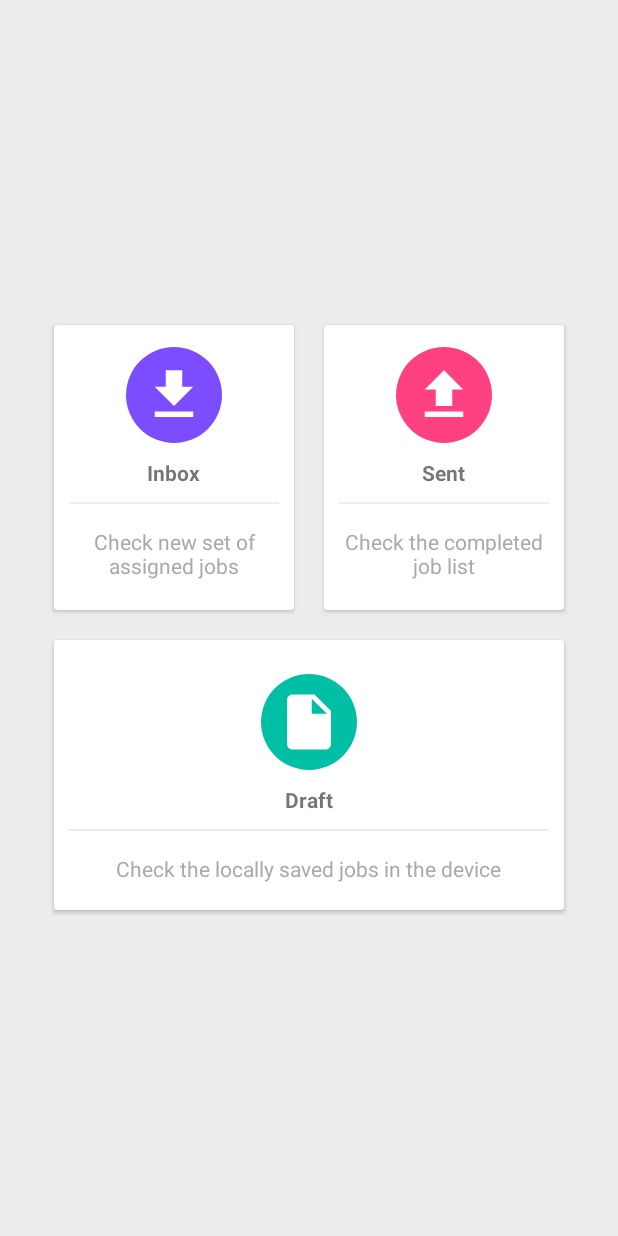
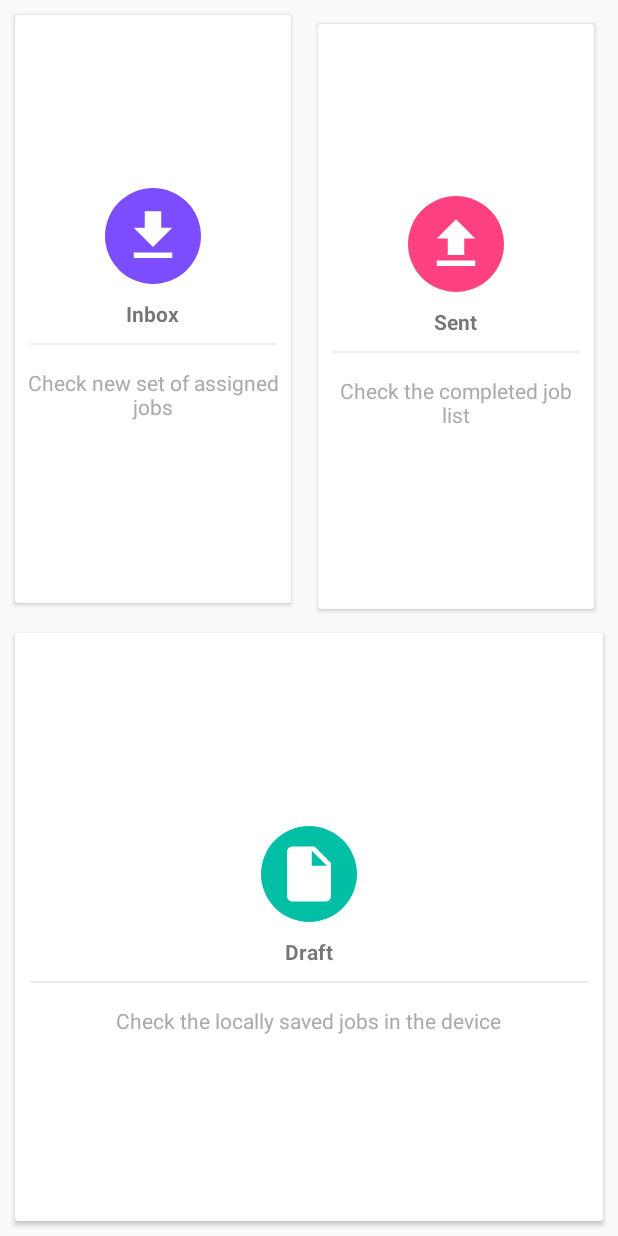
Before and after one commit to SumanBandopadhyay/IntelligentSurveyManagement, an Android app: the layout fragment_home.xml on its own in the app's theme, with its tools: preview values and no code run, on a phone screen of 412 x 824 dp. Run offline under Robolectric (Android 15) with nearby library versions, the phone set to English and light mode, and no system bars.

Commit message:
Author : Suman Bandopadhyay 14-07-2018 06:47 PM Desc : Form Orientation + Dashboard Contraint Layout

```diff
--- a/app/build.gradle
+++ b/app/build.gradle
@@ -51,7 +51,7 @@ dependencies {
     implementation 'javax.inject:javax.inject:1'
     implementation 'com.google.android.gms:play-services-location:15.0.1'
 
-    compile 'com.android.support:cardview-v7:26.1.0'
+    implementation 'com.android.support:cardview-v7:26.1.0'
     //implementation 'com.android.support:appcompat-v7:26.1.0'
 //    implementation 'com.journeyapps:zxing-android-embedded:2.0.1@aar'
 //
--- a/app/src/main/AndroidManifest.xml
+++ b/app/src/main/AndroidManifest.xml
@@ -13,7 +13,7 @@
         <activity
             android:name=".activity.com.example.suman.intelligentsurveymanagement.activities.DigitalFormActivity"
             android:label="@string/app_name"
-            android:screenOrientation="landscape"
+            android:screenOrientation="portrait"
             android:theme="@style/AppTheme.NoActionBar">
             <intent-filter>
                 <action android:name="android.intent.action.MAIN" />
--- a/app/src/main/java/com/example/suman/intelligentsurveymanagement/activity/com/example/suman/intelligentsurveymanagement/fragments/FormFragment.java
+++ b/app/src/main/java/com/example/suman/intelligentsurveymanagement/activity/com/example/suman/intelligentsurveymanagement/fragments/FormFragment.java
@@ -1,5 +1,6 @@
 package com.example.suman.intelligentsurveymanagement.activity.com.example.suman.intelligentsurveymanagement.fragments;
 
+import android.content.pm.ActivityInfo;
 import android.os.Bundle;
 import android.support.v4.app.Fragment;
 import android.view.LayoutInflater;
@@ -59,6 +60,14 @@ public class FormFragment extends Fragment {
             mParam1 = getArguments().getString(ARG_PARAM1);
             mParam2 = getArguments().getString(ARG_PARAM2);
         }
+
+        getActivity().setRequestedOrientation(ActivityInfo.SCREEN_ORIENTATION_LANDSCAPE);
+    }
+
+    @Override
+    public void onDestroy() {
+        super.onDestroy();
+        getActivity().setRequestedOrientation(ActivityInfo.SCREEN_ORIENTATION_PORTRAIT);
     }
 
     @Override
--- a/app/src/main/res/layout/fragment_home.xml
+++ b/app/src/main/res/layout/fragment_home.xml
@@ -1,116 +1,129 @@
-<FrameLayout xmlns:android="http://schemas.android.com/apk/res/android"
+<android.support.constraint.ConstraintLayout xmlns:android="http://schemas.android.com/apk/res/android"
+    xmlns:app="http://schemas.android.com/apk/res-auto"
     xmlns:tools="http://schemas.android.com/tools"
+    android:id="@+id/frameLayout"
     android:layout_width="match_parent"
     android:layout_height="match_parent"
     tools:context="com.example.suman.intelligentsurveymanagement.activity.com.example.suman.intelligentsurveymanagement.fragments.HomeFragment">
 
+    <android.support.v7.widget.CardView
+        android:id="@+id/bankcardId"
+        android:layout_width="0dp"
+        android:layout_height="0dp"
+        android:layout_margin="10dp"
+        android:layout_marginBottom="9dp"
+        android:layout_marginEnd="8dp"
+        android:layout_marginStart="16dp"
+        android:layout_marginTop="16dp"
+        android:clickable="true"
+        android:foreground="?android:attr/selectableItemBackground"
+        app:layout_constraintBottom_toTopOf="@+id/cardView2"
+        app:layout_constraintEnd_toStartOf="@+id/cardView"
+        app:layout_constraintHorizontal_chainStyle="spread"
+        app:layout_constraintStart_toStartOf="parent"
+        app:layout_constraintTop_toTopOf="parent">
+
         <LinearLayout
             android:layout_width="match_parent"
             android:layout_height="match_parent"
-        android:orientation="vertical"
-        android:padding="10dp"
-        android:background="@color/lightgray"
-        android:gravity="center">
+            android:gravity="center"
+            android:orientation="vertical">
 
-        <LinearLayout
-            android:clipToPadding="false"
-            android:gravity="center"
-            android:orientation="horizontal"
-            android:layout_width="match_parent"
-            android:layout_height="wrap_content">
-            <android.support.v7.widget.CardView
-                android:foreground="?android:attr/selectableItemBackground"
-                android:clickable="true"
-                android:id="@+id/bankcardId"
-                android:layout_width="160dp"
-                android:layout_height="190dp"
-                android:layout_margin="10dp">
-                <LinearLayout
-                    android:layout_width="match_parent"
-                    android:layout_height="match_parent"
-                    android:orientation="vertical"
-                    android:gravity="center">
             <ImageView
                 android:layout_width="64dp"
                 android:layout_height="64dp"
                 android:background="@drawable/circle_background_purple"
-                        android:src="@drawable/ic_file_download_black_24dp"
-                        android:padding="10dp"/>
+                android:padding="10dp"
+                android:src="@drawable/ic_file_download_black_24dp" />
+
             <TextView
                 android:layout_width="wrap_content"
                 android:layout_height="wrap_content"
-                        android:textStyle="bold"
                 android:layout_marginTop="10dp"
-                        android:text="Inbox"/>
+                android:text="Inbox"
+                android:textStyle="bold" />
+
             <View
                 android:layout_width="match_parent"
                 android:layout_height="1dp"
-                        android:background="@color/lightgray"
-                        android:layout_margin="10dp"/>
+                android:layout_margin="10dp"
+                android:background="@color/lightgray" />
+
             <TextView
                 android:layout_width="wrap_content"
                 android:layout_height="wrap_content"
                 android:gravity="center"
+                android:padding="5dp"
                 android:text="Check new set of assigned jobs"
-                        android:padding="5dp"
-                        android:textColor="@android:color/darker_gray"/>
+                android:textColor="@android:color/darker_gray" />
 
         </LinearLayout>
     </android.support.v7.widget.CardView>
+
     <android.support.v7.widget.CardView
+        android:id="@+id/cardView"
+        android:layout_width="0dp"
+        android:layout_height="0dp"
+        android:layout_marginBottom="16dp"
+        android:layout_marginEnd="16dp"
+        android:layout_marginStart="8dp"
+        android:layout_marginTop="16dp"
+        android:clickable="true"
         android:foreground="?android:attr/selectableItemBackground"
-                android:clickable="true"
-                android:layout_width="160dp"
-                android:layout_height="190dp"
-                android:layout_margin="10dp">
+        app:layout_constraintBottom_toTopOf="@+id/cardView2"
+        app:layout_constraintEnd_toEndOf="parent"
+        app:layout_constraintStart_toEndOf="@+id/bankcardId"
+        app:layout_constraintTop_toTopOf="parent">
+
         <LinearLayout
             android:layout_width="match_parent"
             android:layout_height="match_parent"
-                    android:orientation="vertical"
-                    android:gravity="center">
+            android:gravity="center"
+            android:orientation="vertical">
+
             <ImageView
                 android:layout_width="64dp"
                 android:layout_height="64dp"
                 android:background="@drawable/circle_background_pink"
-                        android:src="@drawable/ic_file_upload_black_24dp"
-                        android:padding="10dp"/>
+                android:padding="10dp"
+                android:src="@drawable/ic_file_upload_black_24dp" />
+
             <TextView
                 android:layout_width="wrap_content"
                 android:layout_height="wrap_content"
-                        android:textStyle="bold"
                 android:layout_marginTop="10dp"
-                        android:text="Sent"/>
+                android:text="Sent"
+                android:textStyle="bold" />
+
             <View
                 android:layout_width="match_parent"
                 android:layout_height="1dp"
-                        android:background="@color/lightgray"
-                        android:layout_margin="10dp"/>
+                android:layout_margin="10dp"
+                android:background="@color/lightgray" />
+
             <TextView
                 android:layout_width="wrap_content"
                 android:layout_height="wrap_content"
                 android:gravity="center"
+                android:padding="5dp"
                 android:text="Check the completed job list"
-                        android:padding="5dp"
-                        android:textColor="@android:color/darker_gray"/>
+                android:textColor="@android:color/darker_gray" />
 
         </LinearLayout>
     </android.support.v7.widget.CardView>
 
-        </LinearLayout>
-
-        <LinearLayout
-            android:layout_width="match_parent"
-            android:layout_height="wrap_content"
-            android:clipToPadding="false"
-            android:gravity="center"
-            android:orientation="horizontal">
-
     <android.support.v7.widget.CardView
-                android:layout_width="340dp"
-                android:layout_height="180dp"
+        android:id="@+id/cardView2"
+        android:layout_width="0dp"
+        android:layout_height="0dp"
         android:layout_margin="10dp"
+        android:layout_marginTop="8dp"
         android:clickable="true"
-                android:foreground="?android:attr/selectableItemBackground">
+        android:foreground="?android:attr/selectableItemBackground"
+        app:layout_constraintBottom_toBottomOf="parent"
+        app:layout_constraintEnd_toEndOf="parent"
+        app:layout_constraintStart_toStartOf="parent"
+        app:layout_constraintTop_toBottomOf="@+id/bankcardId">
 
         <LinearLayout
 
@@ -122,9 +135,9 @@
             <ImageView
                 android:layout_width="64dp"
                 android:layout_height="64dp"
+                android:layout_marginTop="10dp"
                 android:background="@drawable/circle_background_green"
                 android:padding="10dp"
-                        android:layout_marginTop="10dp"
                 android:src="@drawable/ic_insert_drive_file_black_24dp" />
 
             <TextView
@@ -151,8 +164,4 @@
         </LinearLayout>
     </android.support.v7.widget.CardView>
 
-        </LinearLayout>
-
-    </LinearLayout>
-
-</FrameLayout>
+</android.support.constraint.ConstraintLayout>
```
Lines whose indentation alone changed are shown as unchanged.
